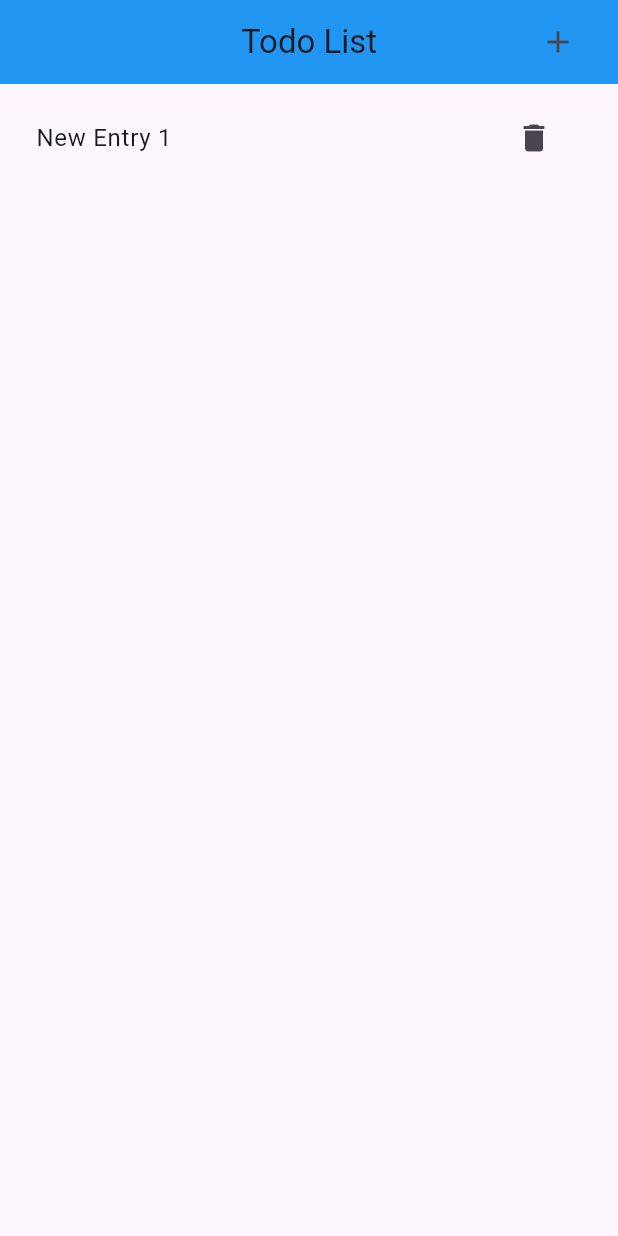
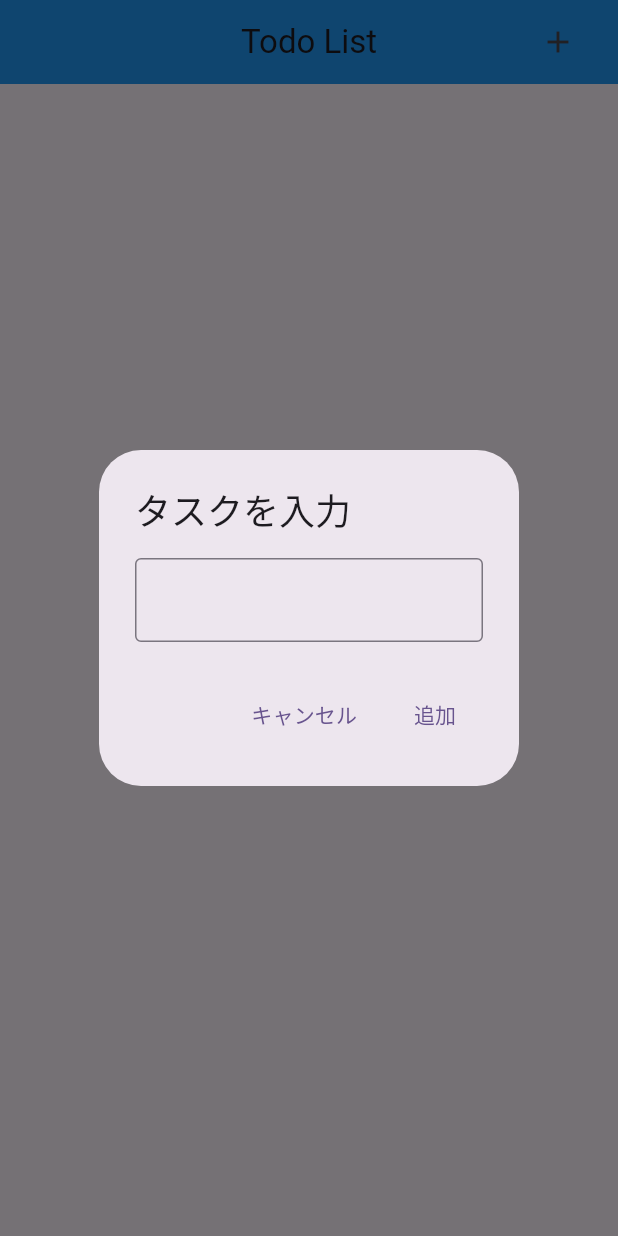
Before and after one commit to katakatahanahana/todo_new, a Flutter app: the screen it shows after launch, after a tap on the "add" icon, on a phone screen of 412 x 824 dp. Run offline on Flutter 3.47's test engine with Material 3 defaults, Android fonts, the phone set to English and light mode, and no system bars.

Commit message:
タスク追加

```diff
--- a/lib/main.dart
+++ b/lib/main.dart
@@ -32,6 +32,46 @@ class MyHomePage extends StatefulWidget {
 }
 
 class _MyHomePageState extends State<MyHomePage> {
+  final TextEditingController _textFieldController = TextEditingController();
+
+  // プラスボタンを押したときに呼ばれる関数
+  void addItem() {
+    showDialog(
+      context: context,
+      builder: (BuildContext context) {
+        return AlertDialog(
+          title: const Text('タスクを入力'),
+          content: TextField(
+            controller: _textFieldController,
+            decoration: const InputDecoration(
+              border: OutlineInputBorder(),
+              // labelText: 'Enter your item',
+            ),
+          ),
+          actions: <Widget>[
+            TextButton(
+              child: const Text('キャンセル'),
+              onPressed: () {
+                Navigator.of(context).pop();
+              },
+            ),
+            TextButton(
+              child: const Text('追加'),
+              onPressed: () {
+                setState(() {
+                  if (_textFieldController.text.isNotEmpty)
+                    entries.add(_textFieldController.text);
+                });
+                _textFieldController.clear();
+                Navigator.of(context).pop();
+              },
+            ),
+          ],
+        );
+      },
+    );
+  }
+
   @override
   Widget build(BuildContext context) {
     return Scaffold(
@@ -42,12 +82,7 @@ class _MyHomePageState extends State<MyHomePage> {
         actions: [
           IconButton(
             icon: const Icon(Icons.add),
-            onPressed: () {
-              // アイコンが押された時の処理をここに書きます
-              setState(() {
-                entries.add('New Entry ${entries.length + 1}');
-              });
-            },
+            onPressed: addItem, // プラスボタンを押したときにaddItem関数を呼び出し
           ),
           const Padding(padding: EdgeInsets.symmetric(horizontal: 8)),
         ],
```
